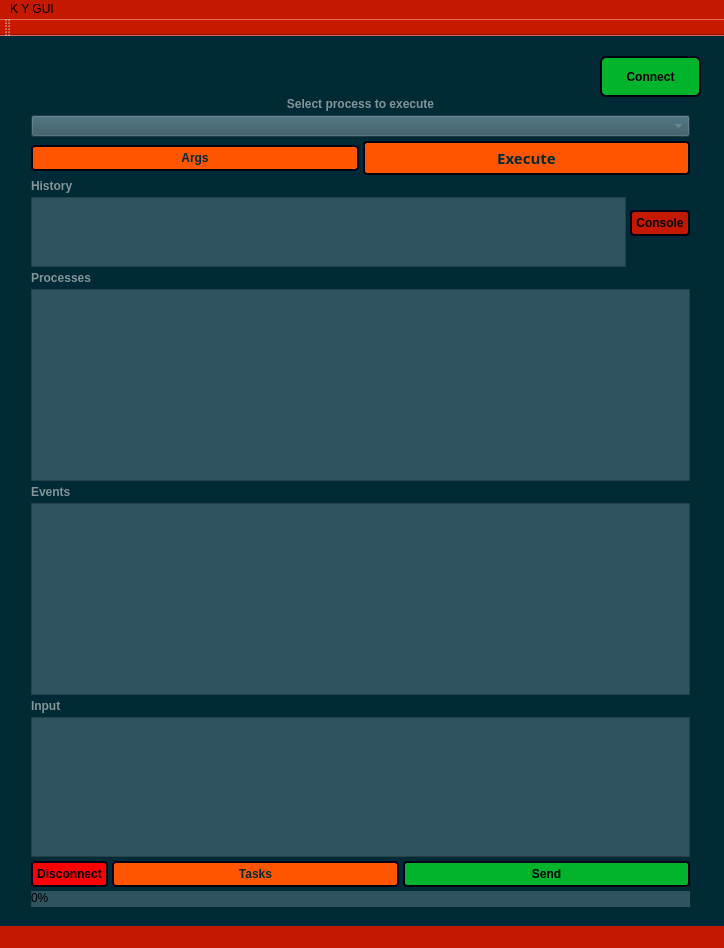
Old version of the form mainwindow.ui in the repository StronglogicSolutions/ky_gui.
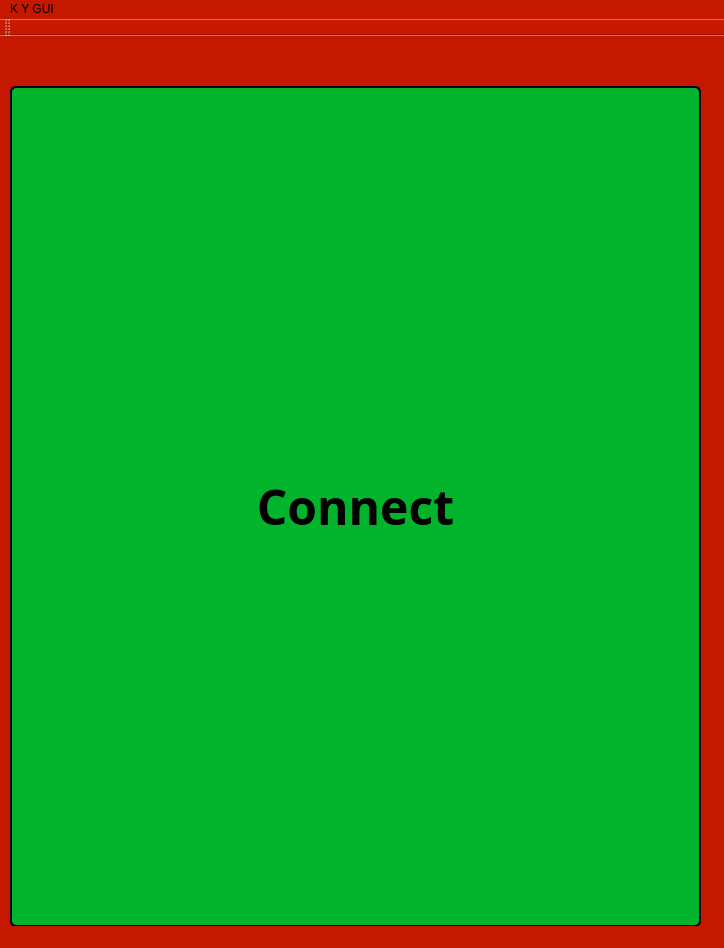
New version of the form. Icons and pictures are not drawn. Custom widgets are drawn as their Qt base class.

Commit message: changed UI to have a big connect button on first render, which disappears after connecting created workaround for UI doubling bug.. we simply close the application and restart it after clicking Disconnect added video preview generating utility function app now auto generates preview when you add a video file to your task args

```diff
--- a/mainwindow.ui
+++ b/mainwindow.ui
@@ -25,7 +25,12 @@
   <widget class="QWidget" name="centralWidget">
    <property name="styleSheet">
     <string notr="true">border-color: rgb(0, 0, 0);
-background-color: rgb(0, 43, 54);</string>
+background-color: rgb(0, 43, 54);
+QPushButton::hover:
+{
+   opacity: 0.7;
+}
+</string>
    </property>
    <widget class="QLabel" name="label">
     <property name="geometry">
@@ -52,7 +57,7 @@
       <x>20</x>
       <y>50</y>
       <width>681</width>
-      <height>832</height>
+      <height>870</height>
      </rect>
     </property>
     <layout class="QVBoxLayout" name="verticalLayout" stretch="1,0,0,0,0,0,0">
@@ -608,17 +613,26 @@
    <widget class="QPushButton" name="connect">
     <property name="geometry">
      <rect>
-      <x>600</x>
-      <y>20</y>
-      <width>101</width>
-      <height>41</height>
+      <x>10</x>
+      <y>50</y>
+      <width>691</width>
+      <height>841</height>
      </rect>
     </property>
+    <property name="font">
+     <font>
+      <family>Noto Sans</family>
+      <pointsize>36</pointsize>
+      <weight>87</weight>
+      <italic>false</italic>
+      <bold>true</bold>
+     </font>
+    </property>
     <property name="autoFillBackground">
      <bool>false</bool>
     </property>
     <property name="styleSheet">
-     <string notr="true">font: 87 11pt &quot;Noto Sans&quot;;
+     <string notr="true">font: 87 36pt &quot;Noto Sans&quot;;
 color: rgb(0, 0, 0);
 background-color: rgb(2, 180, 43);
 font-weight: 700;
@@ -629,7 +643,8 @@
 border-color: #00000f;
 min-width: 1em;
 min-height: 1em;
-padding: 4px;</string>
+padding: 4px;
+opacity: 0.3;</string>
     </property>
     <property name="text">
      <string>Connect</string>
@@ -638,6 +653,12 @@
      <iconset resource="kres.qrc">
       <normaloff>:/icons/icons/start.png</normaloff>:/icons/icons/start.png</iconset>
     </property>
+    <property name="iconSize">
+     <size>
+      <width>64</width>
+      <height>64</height>
+     </size>
+    </property>
     <property name="flat">
      <bool>false</bool>
     </property>
```
The commit also changes 6 other files.
